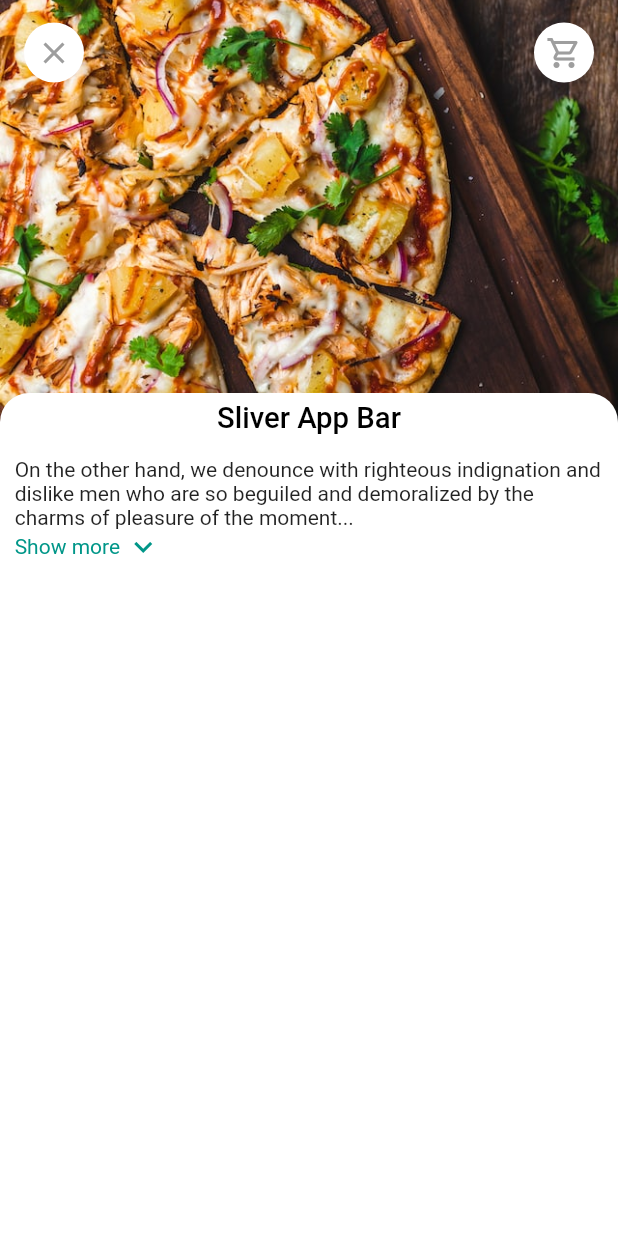
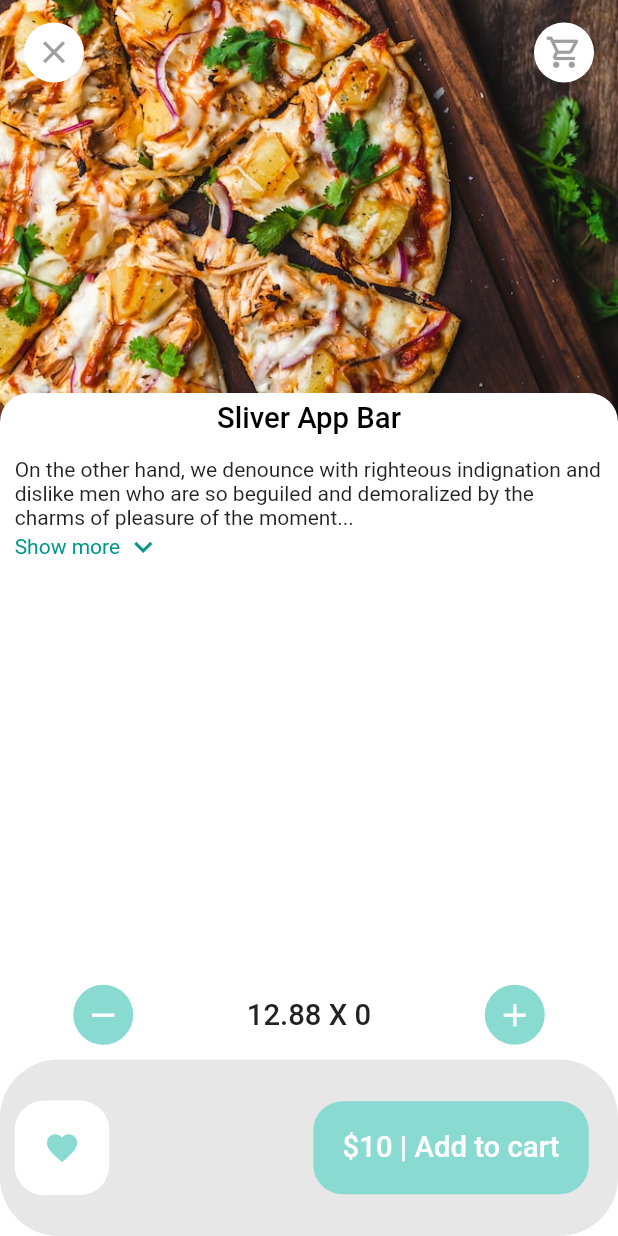
Before and after one commit to amirhzare/food-delivery-app-flutter, a Flutter app: the screen it shows after launch, on a phone screen of 412 x 824 dp. Run offline on Flutter 3.47's test engine with Material 2 defaults, Android fonts, the phone set to English and light mode, and no system bars; our stand-ins replace dots_indicator, get.

Commit message:
compeleted static UI of recommended food detail

```diff
--- a/lib/pages/food/food_detail.dart
+++ b/lib/pages/food/food_detail.dart
@@ -57,7 +57,8 @@ class FoodDetail extends StatelessWidget {
 
     )],
       ),
-      bottomNavigationBar: Container(height: Dimensions.bottomHeightBar,
+      bottomNavigationBar:
+      Container(height: Dimensions.bottomHeightBar,
           padding: EdgeInsets.only(top: Dimensions.height20, bottom: Dimensions.width20, right: Dimensions.width20),
           decoration: BoxDecoration(color: Colors.grey, borderRadius: BorderRadius.all(Radius.circular(Dimensions.radius20*2))),
           child: Row(
--- a/lib/pages/food/recommended_food_detail.dart
+++ b/lib/pages/food/recommended_food_detail.dart
@@ -58,6 +58,42 @@ class RecommendedFoodDetail extends StatelessWidget {
         ]
 
       ),
+      bottomNavigationBar:Column(
+        mainAxisSize: MainAxisSize.min,
+        children: [
+          Container(
+            padding: EdgeInsets.only(left: Dimensions.width20*2.5, right: Dimensions.width20*2.5, top: Dimensions.height10, bottom: Dimensions.height10),
+            child:  Row(
+              mainAxisAlignment: MainAxisAlignment.spaceBetween,
+              children: [
+                AppIcon(iconData: Icons.remove, iconColor: AppColors.white, color: AppColors.mainColor),
+                BigText(text: "12.88 ${'X'} ${'0'}", color: AppColors.mainBlackColor,),
+                AppIcon(iconData: Icons.add, iconColor: AppColors.white, color: AppColors.mainColor,)
+              ],),
+          ),
+          Container(height: Dimensions.bottomHeightBar,
+            padding: EdgeInsets.only(top: Dimensions.height20, bottom: Dimensions.width20, right: Dimensions.width20),
+            decoration: BoxDecoration(color: AppColors.lightGray, borderRadius: BorderRadius.all(Radius.circular(Dimensions.radius20*2))),
+            child: Row(
+              mainAxisAlignment: MainAxisAlignment.spaceBetween,
+              children: [
+                Container( decoration: BoxDecoration(borderRadius: BorderRadius.circular(Dimensions.radius20), color: Colors.white),
+                  padding:  EdgeInsets.only(top: Dimensions.height20, bottom: Dimensions.width20, right: Dimensions.width20, left: Dimensions.width20),
+                  margin: EdgeInsets.only(left: Dimensions.width10),
+                  child: Row(
+                    children: [
+                      Icon(Icons.favorite, color: AppColors.mainColor,),
+                    ],
+                  ),),
+                Container(decoration: BoxDecoration(color: AppColors.mainColor, borderRadius: BorderRadius.all(Radius.circular(Dimensions.width20))),
+                  padding: EdgeInsets.only(top: Dimensions.height20, bottom: Dimensions.width20, right: Dimensions.width20, left: Dimensions.width20),
+                  child: BigText(text: "\$10 | Add to cart", color: Colors.white,),
+                )
+
+              ],
+            ),
+          ),
+      ],),
     );
   }
 }
--- a/lib/utils/colors.dart
+++ b/lib/utils/colors.dart
@@ -5,8 +5,12 @@ class AppColors{
   static final Color mainColor = const Color(0xFF89DAD0);
 
   static final Color iconColor1 = const Color(0xFFFFD28D);
+  static final Color white = const Color(0xFFFFFFFF);
+  static final Color lightGray = const Color(0xFFE7E7E7);
   static final Color iconColor2 = const Color(0XFFFCAB88);
   static final Color signColor = const Color(0xFF595959);
+  static final Color mainBlackColor = const Color(0xFF232323);
+
   static final Color teal = const Color(0x009688);
 
 
--- a/lib/widgets/app_icon.dart
+++ b/lib/widgets/app_icon.dart
@@ -12,6 +12,6 @@ class AppIcon extends StatelessWidget {
   @override
   Widget build(BuildContext context) {
     return Container(alignment: Alignment.center,width: size, height: size,
-      decoration: BoxDecoration(color: color,borderRadius: BorderRadius.circular(size)),child: Icon(iconData,color: this.iconColor,),);
+      decoration: BoxDecoration(color: color,borderRadius: BorderRadius.circular(size),),child: Icon(iconData,color: iconColor,size: iconSize,),);
   }
 }
```
